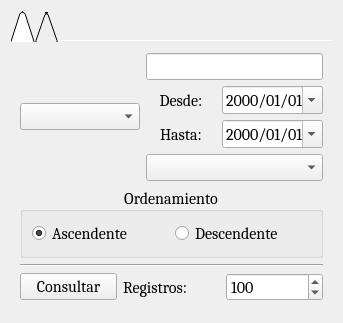
Above: SapVisual/Busqueda/busquedamaestra.ui from gato0429/SAP before the change. Below: the same form after it.
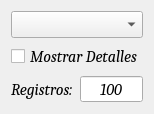
That is the form after the change. Icons and pictures are not drawn.

What changed in the file:
```diff
--- a/SapVisual/Busqueda/busquedamaestra.ui
+++ b/SapVisual/Busqueda/busquedamaestra.ui
@@ -6,70 +6,47 @@
    <rect>
     <x>0</x>
     <y>0</y>
-    <width>343</width>
-    <height>320</height>
+    <width>154</width>
+    <height>107</height>
    </rect>
   </property>
   <property name="font">
    <font>
     <family>Cambria</family>
     <pointsize>12</pointsize>
+    <italic>true</italic>
    </font>
   </property>
   <property name="windowTitle">
    <string>Form</string>
   </property>
   <layout class="QGridLayout" name="gridLayout">
+   <item row="1" column="0" rowspan="2">
+    <layout class="QGridLayout" name="gridLayout_2">
+     <item row="5" column="0">
+      <widget class="QCheckBox" name="checkBoxDetalle">
+       <property name="cursor">
+        <cursorShape>ArrowCursor</cursorShape>
+       </property>
+       <property name="mouseTracking">
+        <bool>true</bool>
+       </property>
+       <property name="contextMenuPolicy">
+        <enum>Qt::DefaultContextMenu</enum>
+       </property>
+       <property name="text">
+        <string>Mostrar Detalles</string>
+       </property>
+       <property name="checkable">
+        <bool>true</bool>
+       </property>
+       <property name="tristate">
+        <bool>false</bool>
+       </property>
+      </widget>
+     </item>
    <item row="0" column="0">
-    <widget class="QTabWidget" name="tabWidget">
-     <property name="tabPosition">
-      <enum>QTabWidget::North</enum>
-     </property>
-     <property name="tabShape">
-      <enum>QTabWidget::Triangular</enum>
-     </property>
-     <property name="currentIndex">
-      <number>0</number>
-     </property>
-     <property name="iconSize">
-      <size>
-       <width>32</width>
-       <height>32</height>
-      </size>
-     </property>
-     <property name="elideMode">
-      <enum>Qt::ElideNone</enum>
-     </property>
-     <property name="usesScrollButtons">
-      <bool>true</bool>
-     </property>
-     <property name="documentMode">
-      <bool>true</bool>
-     </property>
-     <property name="tabsClosable">
-      <bool>false</bool>
-     </property>
-     <property name="movable">
-      <bool>false</bool>
-     </property>
-     <property name="tabBarAutoHide">
-      <bool>true</bool>
-     </property>
-     <widget class="QWidget" name="tab_3">
-      <attribute name="icon">
-       <iconset resource="../Recursos.qrc">
-        <normaloff>:/Imagenes/iconos/buscar.png</normaloff>:/Imagenes/iconos/buscar.png</iconset>
-      </attribute>
-      <attribute name="title">
-       <string/>
-      </attribute>
-      <layout class="QGridLayout" name="gridLayout_3">
-       <item row="0" column="3" colspan="3">
-        <layout class="QVBoxLayout" name="verticalLayout_3">
-         <item>
-          <layout class="QHBoxLayout" name="horizontalLayout_3">
-           <item>
-            <widget class="QComboBox" name="ComboCampos">
+      <widget class="QComboBox" name="ComboCamposLabel">
              <property name="minimumSize">
               <size>
                <width>120</width>
@@ -82,139 +59,30 @@
                <height>0</height>
               </size>
              </property>
-            </widget>
-           </item>
-           <item>
-            <layout class="QVBoxLayout" name="verticalLayout">
-             <item>
-              <widget class="QLineEdit" name="LineNombre_2"/>
-             </item>
-             <item>
-              <layout class="QGridLayout" name="gridLayout_2">
-               <property name="sizeConstraint">
-                <enum>QLayout::SetDefaultConstraint</enum>
-               </property>
-               <property name="topMargin">
-                <number>0</number>
-               </property>
-               <item row="1" column="0">
-                <widget class="QLabel" name="labelDesde">
-                 <property name="text">
-                  <string>Desde:</string>
-                 </property>
-                 <property name="alignment">
-                  <set>Qt::AlignCenter</set>
-                 </property>
-                </widget>
-               </item>
-               <item row="3" column="1">
-                <widget class="QDateEdit" name="EditFechaFin">
-                 <property name="displayFormat">
-                  <string>yyyy/MM/dd</string>
-                 </property>
-                 <property name="calendarPopup">
-                  <bool>true</bool>
-                 </property>
-                </widget>
-               </item>
-               <item row="3" column="0">
-                <widget class="QLabel" name="labelHasta">
-                 <property name="text">
-                  <string>Hasta:</string>
-                 </property>
-                 <property name="alignment">
-                  <set>Qt::AlignCenter</set>
-                 </property>
-                </widget>
-               </item>
-               <item row="1" column="1">
-                <widget class="QDateEdit" name="EditFecha">
-                 <property name="displayFormat">
-                  <string>yyyy/MM/dd</string>
-                 </property>
-                 <property name="calendarPopup">
-                  <bool>true</bool>
-                 </property>
-                </widget>
-               </item>
-              </layout>
-             </item>
-             <item>
-              <widget class="QComboBox" name="ComboTipo"/>
-             </item>
-            </layout>
-           </item>
-          </layout>
-         </item>
-         <item>
-          <widget class="QGroupBox" name="groupBox">
-           <property name="sizePolicy">
-            <sizepolicy hsizetype="Preferred" vsizetype="Fixed">
-             <horstretch>0</horstretch>
-             <verstretch>0</verstretch>
-            </sizepolicy>
-           </property>
            <property name="layoutDirection">
             <enum>Qt::LeftToRight</enum>
            </property>
-           <property name="title">
-            <string>Ordenamiento</string>
-           </property>
-           <property name="alignment">
-            <set>Qt::AlignCenter</set>
-           </property>
-           <property name="flat">
-            <bool>true</bool>
-           </property>
-           <property name="checkable">
+       <property name="autoFillBackground">
             <bool>false</bool>
            </property>
-           <layout class="QVBoxLayout" name="verticalLayout_2">
-            <item>
+       <property name="modelColumn">
+        <number>0</number>
+       </property>
+      </widget>
+     </item>
+     <item row="6" column="0">
              <layout class="QHBoxLayout" name="horizontalLayout">
-              <property name="topMargin">
+       <property name="bottomMargin">
                <number>0</number>
               </property>
               <item>
-               <widget class="QRadioButton" name="ButAsc">
-                <property name="text">
-                 <string>Ascendente</string>
-                </property>
-                <property name="checked">
-                 <bool>true</bool>
-                </property>
-               </widget>
-              </item>
-              <item>
-               <widget class="QRadioButton" name="ButDesc">
-                <property name="text">
-                 <string>Descendente</string>
-                </property>
-               </widget>
-              </item>
-             </layout>
-            </item>
-           </layout>
-          </widget>
-         </item>
-         <item>
-          <widget class="Line" name="line_2">
-           <property name="orientation">
-            <enum>Qt::Horizontal</enum>
-           </property>
-          </widget>
-         </item>
-         <item>
-          <layout class="QHBoxLayout" name="horizontalLayout_5">
-           <item>
-            <widget class="QPushButton" name="BotonConsultar_2">
-             <property name="text">
-              <string>Consultar</string>
-             </property>
-            </widget>
-           </item>
-           <item>
-            <widget class="QLabel" name="label_7">
+        <widget class="QLabel" name="label">
+         <property name="maximumSize">
+          <size>
+           <width>68</width>
+           <height>16777215</height>
+          </size>
+         </property>
              <property name="text">
               <string>Registros:</string>
              </property>
@@ -222,6 +90,24 @@
            </item>
            <item>
             <widget class="QSpinBox" name="LineFin_2">
+         <property name="maximumSize">
+          <size>
+           <width>67</width>
+           <height>16777215</height>
+          </size>
+         </property>
+         <property name="baseSize">
+          <size>
+           <width>0</width>
+           <height>0</height>
+          </size>
+         </property>
+         <property name="alignment">
+          <set>Qt::AlignCenter</set>
+         </property>
+         <property name="buttonSymbols">
+          <enum>QAbstractSpinBox::NoButtons</enum>
+         </property>
              <property name="minimum">
               <number>1</number>
              </property>
@@ -239,21 +125,6 @@
        </item>
       </layout>
      </widget>
-     <widget class="QWidget" name="tab_4">
-      <attribute name="icon">
-       <iconset resource="../Recursos.qrc">
-        <normaloff>:/Imagenes/iconos/delete.png</normaloff>:/Imagenes/iconos/delete.png</iconset>
-      </attribute>
-      <attribute name="title">
-       <string/>
-      </attribute>
-     </widget>
-    </widget>
-   </item>
-  </layout>
- </widget>
- <resources>
-  <include location="../Recursos.qrc"/>
- </resources>
+ <resources/>
  <connections/>
 </ui>
```
Left out of the diff: 6 changed lines with no effect on the pictures. Lines whose indentation alone changed are shown as unchanged.
